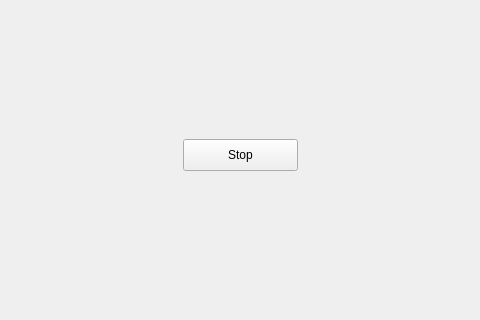
This is MainWindow.ui in yupferris/snes-apu-dbg as Qt 5 draws it before an edit; both pictures show x 347 to 827 and y 210 to 530 of the 1130 by 530 pixel window. The edited form follows.
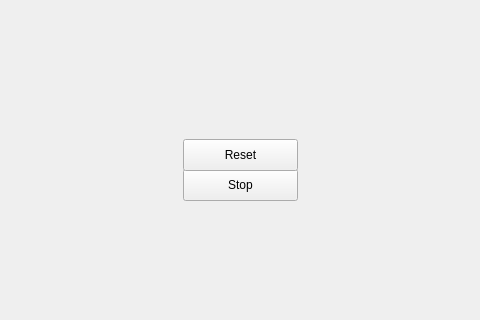
This is the edited form.

Commit message:
Added reset button
Also refactored the stop button to not remove the current SPC, as this
was more useful.

The edit to the form file:
```diff
--- a/MainWindow.ui
+++ b/MainWindow.ui
@@ -18,7 +18,7 @@
     <property name="geometry">
      <rect>
       <x>530</x>
-      <y>330</y>
+      <y>360</y>
       <width>115</width>
       <height>32</height>
      </rect>
@@ -117,6 +117,19 @@
      </rect>
     </property>
    </widget>
+   <widget class="QPushButton" name="resetButton">
+    <property name="geometry">
+     <rect>
+      <x>530</x>
+      <y>330</y>
+      <width>115</width>
+      <height>32</height>
+     </rect>
+    </property>
+    <property name="text">
+     <string>Reset</string>
+    </property>
+   </widget>
   </widget>
   <widget class="QMenuBar" name="menuBar">
    <property name="geometry">
```
The commit also changes 6 other files.
